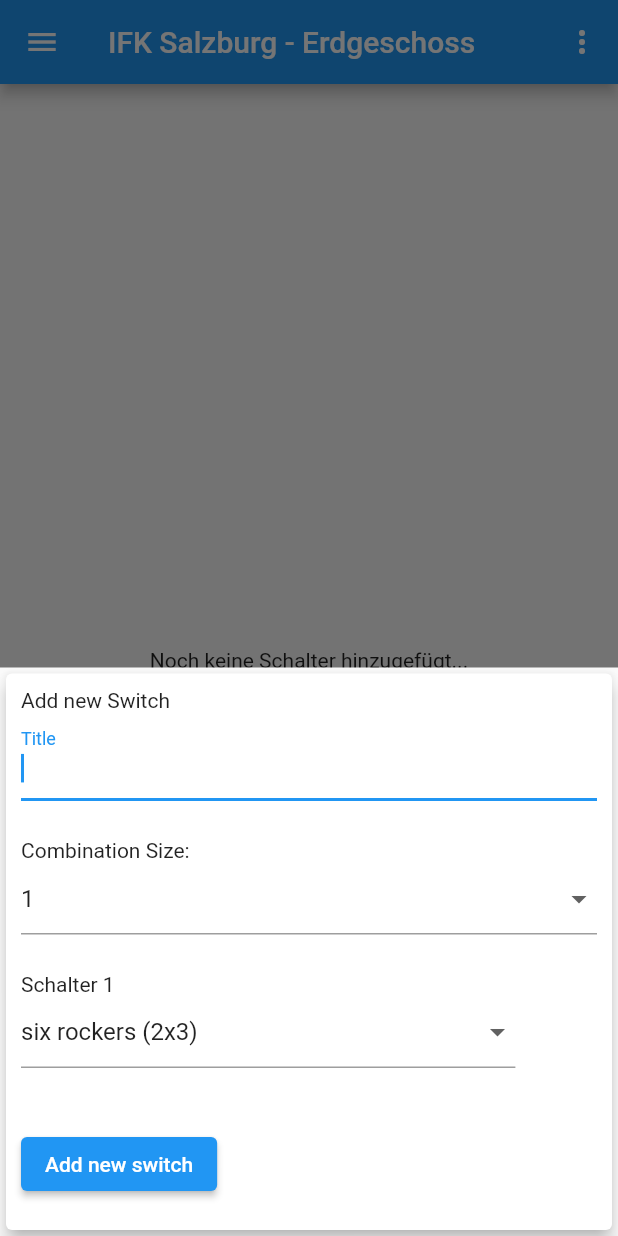
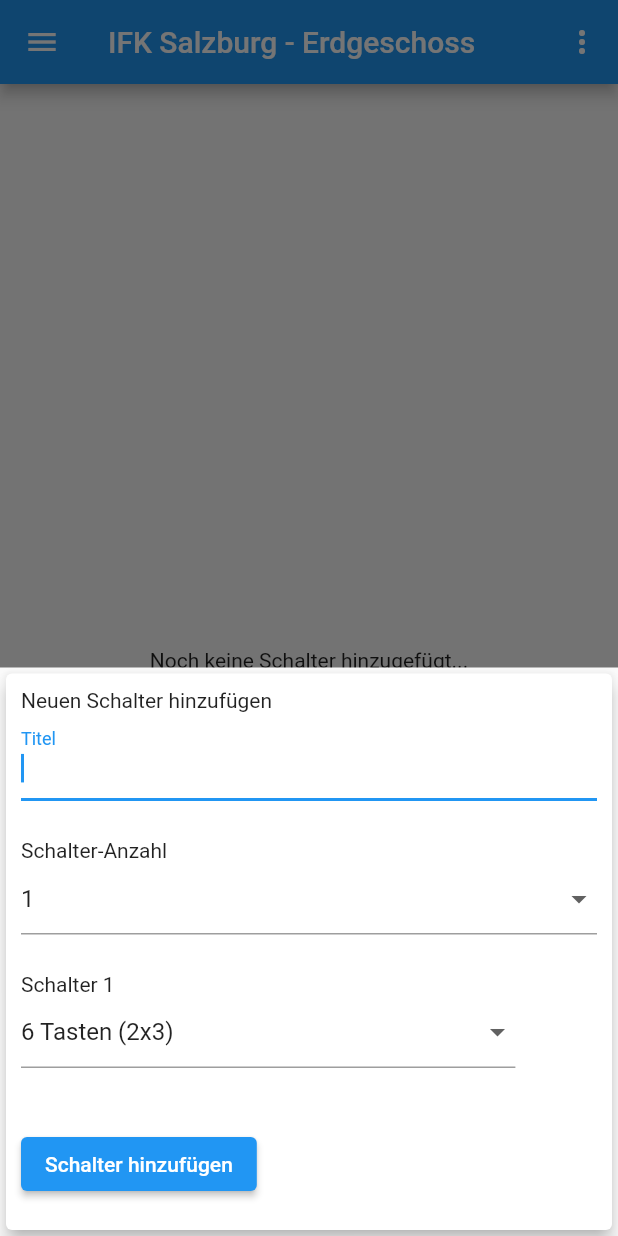
Before and after one commit to ThreeLakeGames/knx_keybinding_tool, a Flutter app: the screen it shows after launch, after a tap on the "add" icon, on a phone screen of 412 x 824 dp. Run offline on Flutter 3.47's test engine with Material 2 defaults, Android fonts, the phone set to English and light mode, and no system bars; our stand-ins replace pdf, printing.

Commit message:
firebase hosting deploy... and changed language to german

```diff
--- a/lib/main.dart
+++ b/lib/main.dart
@@ -17,7 +17,7 @@ class MyApp extends StatelessWidget {
       create: (_) => MainAreaData("IFK Salzburg"),
       child: MaterialApp(
         debugShowCheckedModeBanner: false,
-        title: 'Flutter Demo',
+        title: 'Tastenbelegungsplaner',
         theme: ThemeData(
           primarySwatch: Colors.blue,
           // textTheme: TextTheme(headline1: TextStyle())
--- a/lib/provider/switch_item_data.dart
+++ b/lib/provider/switch_item_data.dart
@@ -11,11 +11,16 @@ class SwitchItemData with ChangeNotifier {
     "single rocker"
   ];
   static Map<String, Vector2> switchTypes = {
-    "six rockers (2x3)": Vector2(2, 3),
-    "four rockers (2x2)": Vector2(2, 2),
-    "two rockers vertical (1x2)": Vector2(1, 2),
-    "two rockers horizontal(2x1)": Vector2(2, 1),
-    "single rocker (1x1)": Vector2(1, 1),
+    "6 Tasten (2x3)": Vector2(2, 3),
+    "4 Tasten (2x2)": Vector2(2, 2),
+    "2 Tasten-übereinander (1x2)": Vector2(1, 2),
+    "2 Tasten-nebeneinander(2x1)": Vector2(2, 1),
+    "Einzeltaste (1x1)": Vector2(1, 1),
+    // "six rockers (2x3)": Vector2(2, 3),
+    // "four rockers (2x2)": Vector2(2, 2),
+    // "two rockers vertical (1x2)": Vector2(1, 2),
+    // "two rockers horizontal(2x1)": Vector2(2, 1),
+    // "single rocker (1x1)": Vector2(1, 1),
   };
 
   int colSize = 2;
--- a/lib/screens/main_overview_screen.dart
+++ b/lib/screens/main_overview_screen.dart
@@ -123,7 +123,8 @@ class _MainOverviewScreenState extends State<MainOverviewScreen> {
               Icons.settings,
               color: Colors.black87,
             ),
-            Text("  project settings"),
+            Text("  Projekt-Einstellungen"),
+            // Text("  project settings"),
           ],
         ),
         value: "project-settings",
@@ -135,7 +136,8 @@ class _MainOverviewScreenState extends State<MainOverviewScreen> {
               Icons.delete,
               color: Colors.black87,
             ),
-            Text(" delete sub-area"),
+            Text(" Bereich löschen"),
+            // Text(" delete sub-area"),
           ],
         ),
         value: "delete",
@@ -147,7 +149,8 @@ class _MainOverviewScreenState extends State<MainOverviewScreen> {
               Icons.add,
               color: Colors.black87,
             ),
-            Text(" add new sub-area"),
+            Text(" Bereich hinzufügen"),
+            // Text(" add new sub-area"),
           ],
         ),
         value: "addSubArea",
@@ -159,7 +162,8 @@ class _MainOverviewScreenState extends State<MainOverviewScreen> {
               Icons.print,
               color: Colors.black87,
             ),
-            Text(" export project"),
+            Text(" Projekt exportieren (PDF)"),
+            // Text(" export project"),
           ],
         ),
         value: "export",
@@ -171,7 +175,8 @@ class _MainOverviewScreenState extends State<MainOverviewScreen> {
               Icons.save,
               color: Colors.black87,
             ),
-            Text(" save project"),
+            Text(" Projekt speichern"),
+            // Text(" save project"),
           ],
         ),
         value: "save",
@@ -183,7 +188,8 @@ class _MainOverviewScreenState extends State<MainOverviewScreen> {
               Icons.download,
               color: Colors.black87,
             ),
-            Text(" load project"),
+            Text(" Projekt laden"),
+            // Text(" load project"),
           ],
         ),
         value: "load",
--- a/lib/widgets/main_drawer.dart
+++ b/lib/widgets/main_drawer.dart
@@ -63,10 +63,15 @@ class MainDrawer extends StatelessWidget {
         Column(
           children: buildSubAreaItems(context),
         ),
-        buildListTile("add area", Icons.add, () {
-          Navigator.of(context).pop();
-          addNewArea(context);
-        }),
+        buildListTile(
+          "Bereich hinzufügen",
+          // "add area",
+          Icons.add,
+          () {
+            Navigator.of(context).pop();
+            addNewArea(context);
+          },
+        ),
         Divider(),
       ],
     );
--- a/lib/widgets/new_sub_area.dart
+++ b/lib/widgets/new_sub_area.dart
@@ -50,7 +50,8 @@ class _NewSubAreaState extends State<NewSubArea> {
               crossAxisAlignment: CrossAxisAlignment.start,
               children: [
                 Text(
-                  "add new sub-area",
+                  "Neuen Bereich hinzufügen",
+                  // "add new sub-area",
                   style: TextStyle(
                       // fontWeight: FontWeight.bold,
                       // fontSize: 18,
@@ -62,10 +63,11 @@ class _NewSubAreaState extends State<NewSubArea> {
                 TextFormField(
                   autofocus: true,
                   decoration: InputDecoration(
-                      labelText: "Title", hintText: "z.B. Erdgeschoss"),
+                      labelText: "Titel", hintText: "z.B. Erdgeschoss"),
                   validator: (value) {
                     if (value.isEmpty) {
-                      return "Plese Enter valid Title";
+                      return "Bitte gültigen Titel eingeben";
+                      // return "Plese Enter valid Title";
                     }
                     return null;
                   },
@@ -78,7 +80,8 @@ class _NewSubAreaState extends State<NewSubArea> {
                 ),
                 ElevatedButton(
                   onPressed: _submitData,
-                  child: Text("Add new area"),
+                  child: Text("Neuen Bereich hinzufügen"),
+                  // child: Text("Add new area"),
                 )
               ],
             ),
--- a/lib/widgets/new_switch.dart
+++ b/lib/widgets/new_switch.dart
@@ -41,13 +41,15 @@ class _NewSwitchState extends State<NewSwitch> {
                 child: Column(
                   crossAxisAlignment: CrossAxisAlignment.start,
                   children: [
-                    Text("Add new Switch"),
+                    Text("Neuen Schalter hinzufügen"),
+                    // Text("Add new Switch"),
                     TextFormField(
                       autofocus: true,
-                      decoration: InputDecoration(labelText: "Title"),
+                      decoration: InputDecoration(labelText: "Titel"),
                       validator: (value) {
                         if (value.isEmpty) {
-                          return "Plese Enter valid Title";
+                          return "Bitte gültigen Titel eingeben";
+                          // return "Plese Enter valid Title";
                         }
                         return null;
                       },
@@ -58,7 +60,8 @@ class _NewSwitchState extends State<NewSwitch> {
                     SizedBox(
                       height: 25,
                     ),
-                    Text("Combination Size:"),
+                    Text("Schalter-Anzahl"),
+                    // Text("Combination Size:"),
                     DropdownButtonFormField(
                       items: _switchCombinationLengthItems,
                       value: _selectedCombinationLength,
@@ -78,7 +81,10 @@ class _NewSwitchState extends State<NewSwitch> {
                       height: 20,
                     ),
                     ElevatedButton(
-                        onPressed: _submitData, child: Text("Add new switch"))
+                      onPressed: _submitData,
+                      child: Text("Schalter hinzufügen"),
+                      // child: Text("Add new switch"),
+                    )
                   ],
                 ),
               ),
```
Also changed, not shown: firebase.json (added), 2 other files.
